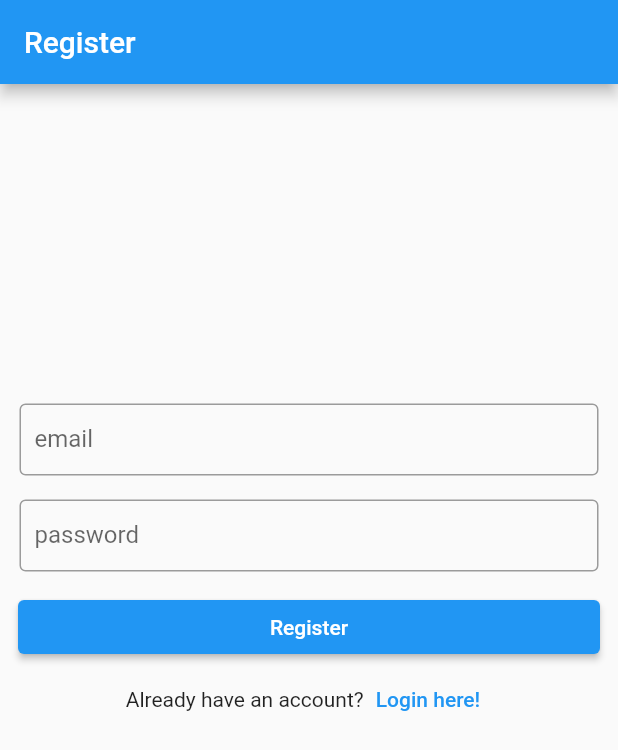
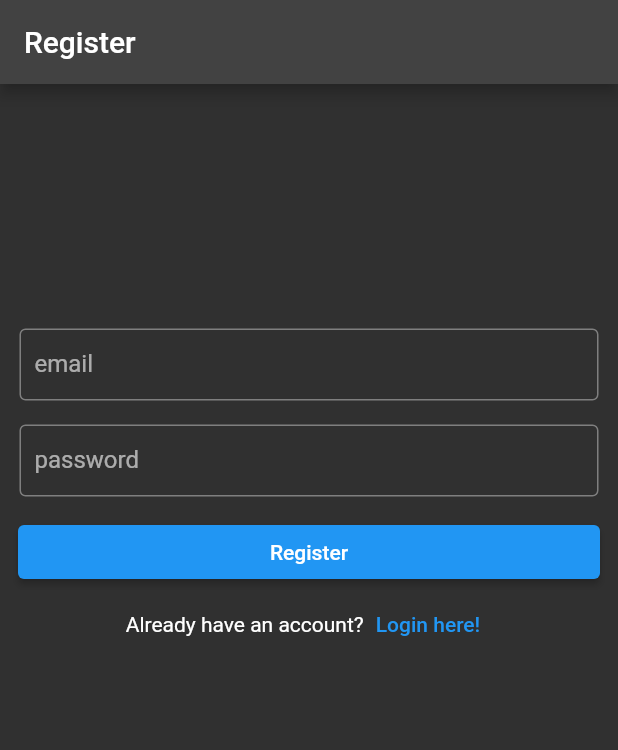
Before and after one commit to tonyRaafat/notes-app, a Flutter app: the screen it shows after launch, after a tap on "register here!", on a phone screen of 412 x 824 dp. Shown: the top 750 px of the screen. Run offline on Flutter 3.47's test engine with Material 2 defaults, Android fonts, the phone set to English and light mode, and no system bars; our stand-ins replace firebase_auth, firebase_core; accounts and stored records are empty; network calls fail.

Commit message:
change UI theme to dark mode

```diff
--- a/lib/main.dart
+++ b/lib/main.dart
@@ -13,7 +13,7 @@ void main(List<String> args) {
   WidgetsFlutterBinding.ensureInitialized();
   runApp(
      MaterialApp(
-
+      theme: ThemeData.dark(),
       title: 'notes app',
       home: const HomePage(),
       routes: {
--- a/lib/views/login-view.dart
+++ b/lib/views/login-view.dart
@@ -41,11 +41,11 @@ class _LoginViewState extends State<LoginView> {
       )),
       body: Container(
         padding: const EdgeInsets.all(5),
-        child: Column(
+        child: ListView(
 
           children: [
             const SizedBox(
-              height: 200,
+              height: 150,
             ),
             Padding(
               padding: const EdgeInsets.all(8.0),
--- a/lib/views/register-view.dart
+++ b/lib/views/register-view.dart
@@ -36,9 +36,9 @@ class _RegisterViewState extends State<RegisterView> {
       appBar: AppBar(title: const Text("Register")),
       body: Container(
         padding: EdgeInsets.all(5),
-        child: Column(
+        child: ListView(
           children: [
-            const SizedBox(height: 200,),
+            const SizedBox(height: 150,),
             Container(
               margin: EdgeInsets.all(8),
               child: TextField(
```
Also changed, not shown: lib/views/note-view.dart (line endings or trailing spaces).
